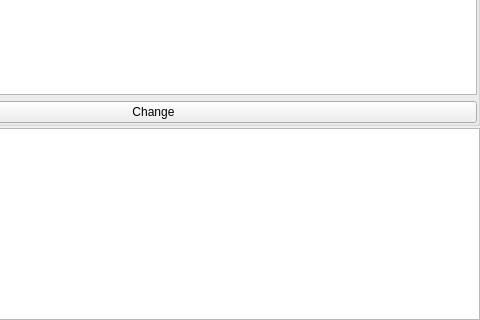
Before: the Qt Designer form src/plugins/azoth/chattab.ui in 0xd34df00d/leechcraft, drawn with Qt 5; both pictures show x 173 to 653 and y 121 to 441 of the 653 by 441 pixel window.
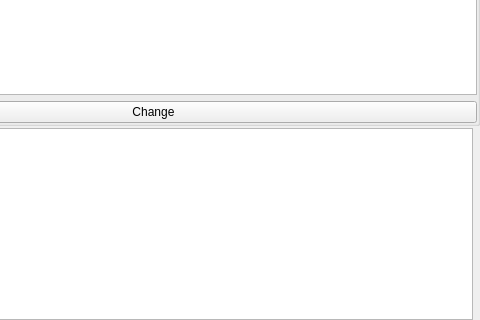
After: the same form once the commit is applied. Custom widgets are drawn as their Qt base class.

Commit message: Azoth: show user's avatar in the chat tab.

```diff
--- a/src/plugins/azoth/chattab.ui
+++ b/src/plugins/azoth/chattab.ui
@@ -168,6 +168,11 @@
     </widget>
    </item>
    <item>
+    <layout class="QHBoxLayout" name="horizontalLayout_2">
+     <property name="spacing">
+      <number>0</number>
+     </property>
+     <item>
     <widget class="LeechCraft::Azoth::TextEdit" name="MsgEdit_">
      <property name="sizePolicy">
       <sizepolicy hsizetype="Expanding" vsizetype="Fixed">
@@ -198,6 +203,33 @@
      </property>
     </widget>
    </item>
+     <item>
+      <widget class="QLabel" name="AvatarLabel_">
+       <property name="sizePolicy">
+        <sizepolicy hsizetype="Preferred" vsizetype="Preferred">
+         <horstretch>0</horstretch>
+         <verstretch>0</verstretch>
+        </sizepolicy>
+       </property>
+       <property name="sizeIncrement">
+        <size>
+         <width>1</width>
+         <height>1</height>
+        </size>
+       </property>
+       <property name="text">
+        <string/>
+       </property>
+       <property name="scaledContents">
+        <bool>true</bool>
+       </property>
+       <property name="alignment">
+        <set>Qt::AlignLeading|Qt::AlignLeft|Qt::AlignTop</set>
+       </property>
+      </widget>
+     </item>
+    </layout>
+   </item>
   </layout>
  </widget>
  <customwidgets>
```
Left out of the diff: 1 changed line with no effect on the pictures. Lines whose indentation alone changed are shown as unchanged. The commit also changes 2 other files.
